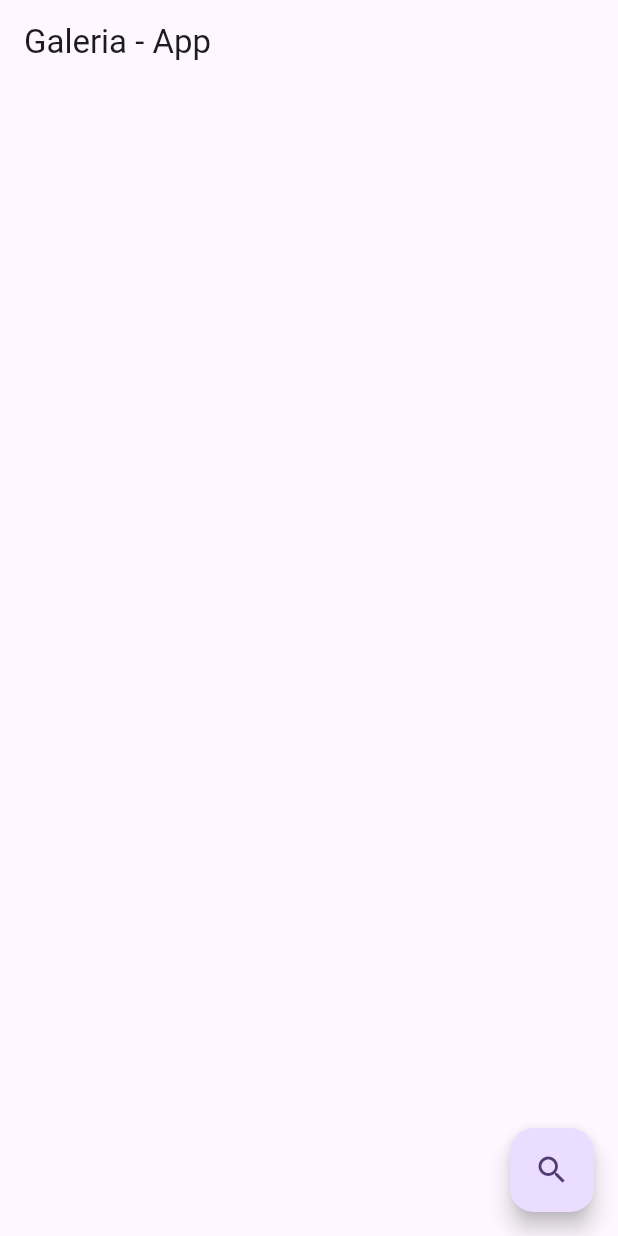
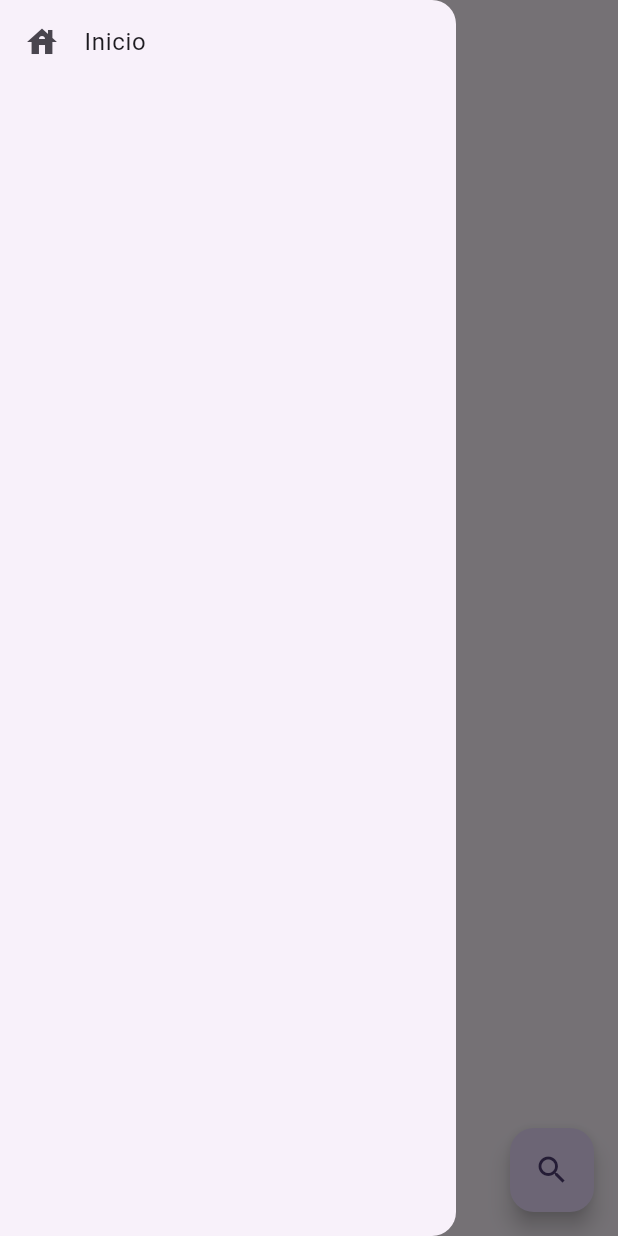
Before and after one commit to restenPiz/Galeria-app, a Flutter app: the screen it shows after launch, with the side drawer open (before the commit the screen has no drawer), on a phone screen of 412 x 824 dp. Run offline on Flutter 3.47's test engine with Material 2 defaults, Android fonts, the phone set to English and light mode, and no system bars.

Commit message:
Some updates in my app

```diff
--- a/galeria_app/lib/Screens/first.dart
+++ b/galeria_app/lib/Screens/first.dart
@@ -1,3 +1,5 @@
+// ignore_for_file: camel_case_types, prefer_const_constructors, prefer_const_literals_to_create_immutables
+
 import 'package:flutter/material.dart';
 
 class firstScreen extends StatefulWidget {
@@ -17,6 +19,16 @@ class _firstScreenState extends State<firstScreen> {
       body: ListView(children: [
 
       ]),
+      drawer: Drawer(
+        child: Column(
+          children: [
+            ListTile(
+              title: Text('Inicio'),
+              leading: Icon(Icons.house),
+            ),
+          ],
+        ),
+      ),
       floatingActionButton: FloatingActionButton(
         child: Icon(Icons.search),
         onPressed: (){}
```
